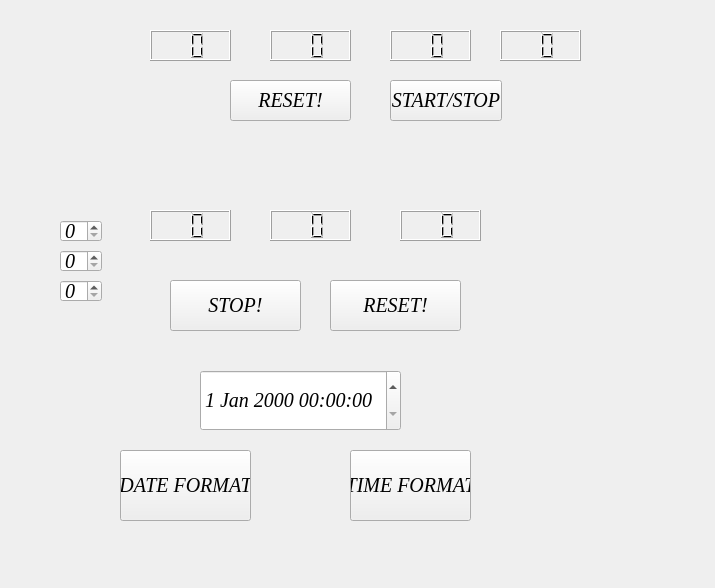
This is mainwindow.ui in francescobaio/TimerClock as Qt 5 draws it before an edit. The edited form follows.
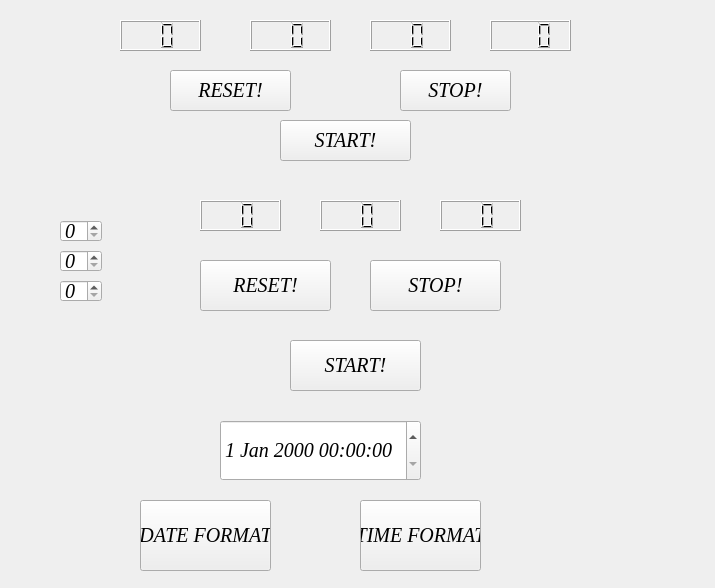
This is the edited form.

What changed in the file:
```diff
--- a/mainwindow.ui
+++ b/mainwindow.ui
@@ -34,8 +34,8 @@
    <widget class="QDateTimeEdit" name="dateTimeEdit">
     <property name="geometry">
      <rect>
-      <x>200</x>
-      <y>370</y>
+                        <x>220</x>
+                        <y>420</y>
       <width>201</width>
       <height>61</height>
      </rect>
@@ -47,8 +47,8 @@
    <widget class="QPushButton" name="pushButton">
     <property name="geometry">
      <rect>
-      <x>120</x>
-      <y>450</y>
+                        <x>140</x>
+                        <y>500</y>
       <width>131</width>
       <height>71</height>
      </rect>
@@ -60,8 +60,8 @@
    <widget class="QPushButton" name="pushButton_2">
     <property name="geometry">
      <rect>
-      <x>350</x>
-      <y>450</y>
+                        <x>360</x>
+                        <y>500</y>
       <width>121</width>
       <height>71</height>
      </rect>
@@ -76,8 +76,8 @@
    <widget class="QPushButton" name="pushButton_3">
     <property name="geometry">
      <rect>
-      <x>170</x>
-      <y>280</y>
+                        <x>370</x>
+                        <y>260</y>
       <width>131</width>
       <height>51</height>
      </rect>
@@ -89,8 +89,8 @@
    <widget class="QPushButton" name="pushButton_4">
     <property name="geometry">
      <rect>
-      <x>230</x>
-      <y>80</y>
+                        <x>170</x>
+                        <y>70</y>
       <width>121</width>
       <height>41</height>
      </rect>
@@ -102,21 +102,21 @@
    <widget class="QPushButton" name="pushButton_5">
     <property name="geometry">
      <rect>
-      <x>390</x>
-      <y>80</y>
-      <width>112</width>
+                        <x>400</x>
+                        <y>70</y>
+                        <width>111</width>
       <height>41</height>
      </rect>
     </property>
     <property name="text">
-     <string>START/STOP</string>
+                    <string>STOP!</string>
     </property>
    </widget>
    <widget class="QLCDNumber" name="lcdNumber">
     <property name="geometry">
      <rect>
-      <x>150</x>
-      <y>210</y>
+                        <x>200</x>
+                        <y>200</y>
       <width>81</width>
       <height>31</height>
      </rect>
@@ -131,8 +131,8 @@
    <widget class="QLCDNumber" name="lcdNumber_2">
     <property name="geometry">
      <rect>
-      <x>270</x>
-      <y>210</y>
+                        <x>320</x>
+                        <y>200</y>
       <width>81</width>
       <height>31</height>
      </rect>
@@ -144,8 +144,8 @@
    <widget class="QLCDNumber" name="lcdNumber_3">
     <property name="geometry">
      <rect>
-      <x>400</x>
-      <y>210</y>
+                        <x>440</x>
+                        <y>200</y>
       <width>81</width>
       <height>31</height>
      </rect>
@@ -187,8 +187,8 @@
    <widget class="QLCDNumber" name="lcdNumber_4">
     <property name="geometry">
      <rect>
-      <x>150</x>
-      <y>30</y>
+                        <x>120</x>
+                        <y>20</y>
       <width>81</width>
       <height>31</height>
      </rect>
@@ -203,8 +203,8 @@
    <widget class="QLCDNumber" name="lcdNumber_5">
     <property name="geometry">
      <rect>
-      <x>270</x>
-      <y>30</y>
+                        <x>250</x>
+                        <y>20</y>
       <width>81</width>
       <height>31</height>
      </rect>
@@ -219,8 +219,8 @@
    <widget class="QLCDNumber" name="lcdNumber_6">
     <property name="geometry">
      <rect>
-      <x>390</x>
-      <y>30</y>
+                        <x>370</x>
+                        <y>20</y>
       <width>81</width>
       <height>31</height>
      </rect>
@@ -235,14 +235,14 @@
    <widget class="QLCDNumber" name="lcdNumber_7">
     <property name="geometry">
      <rect>
-      <x>500</x>
-      <y>30</y>
+                        <x>490</x>
+                        <y>20</y>
       <width>81</width>
       <height>31</height>
      </rect>
     </property>
     <property name="digitCount">
-     <number>2</number>
+                    <number>3</number>
     </property>
     <property name="value" stdset="0">
      <double>0.000000000000000</double>
@@ -251,8 +251,8 @@
    <widget class="QPushButton" name="pushButton_6">
     <property name="geometry">
      <rect>
-      <x>330</x>
-      <y>280</y>
+                        <x>200</x>
+                        <y>260</y>
       <width>131</width>
       <height>51</height>
      </rect>
@@ -261,6 +261,32 @@
      <string>RESET!</string>
     </property>
    </widget>
+            <widget class="QPushButton" name="pushButton_7">
+                <property name="geometry">
+                    <rect>
+                        <x>290</x>
+                        <y>340</y>
+                        <width>131</width>
+                        <height>51</height>
+                    </rect>
+                </property>
+                <property name="text">
+                    <string>START!</string>
+                </property>
+            </widget>
+            <widget class="QPushButton" name="pushButton_8">
+                <property name="geometry">
+                    <rect>
+                        <x>280</x>
+                        <y>120</y>
+                        <width>131</width>
+                        <height>41</height>
+                    </rect>
+                </property>
+                <property name="text">
+                    <string>START!</string>
+                </property>
+            </widget>
   </widget>
  </widget>
  <resources/>
```
Left out of the diff: 51 changed lines with no effect on the pictures. Lines whose indentation alone changed are shown as unchanged.
